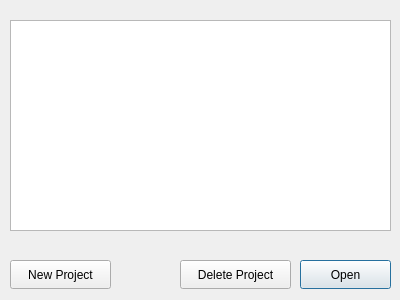
The window that projects.ui (Manon-Arc/IHM_Unity-Qt) describes before a commit, drawn with Qt 5.
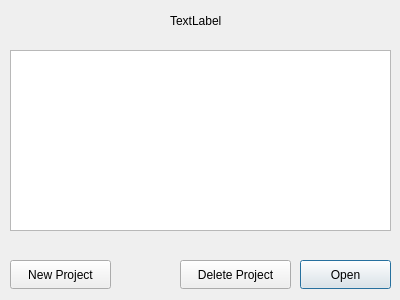
The same window after the commit.

Patch:
```diff
--- a/projects.ui
+++ b/projects.ui
@@ -56,12 +56,25 @@
    <property name="geometry">
     <rect>
      <x>10</x>
-     <y>20</y>
+     <y>50</y>
      <width>381</width>
-     <height>211</height>
+     <height>181</height>
     </rect>
    </property>
   </widget>
+  <widget class="QLabel" name="label_username">
+   <property name="geometry">
+    <rect>
+     <x>170</x>
+     <y>10</y>
+     <width>67</width>
+     <height>21</height>
+    </rect>
+   </property>
+   <property name="text">
+    <string>TextLabel</string>
+   </property>
+  </widget>
  </widget>
  <resources/>
  <connections/>
```
